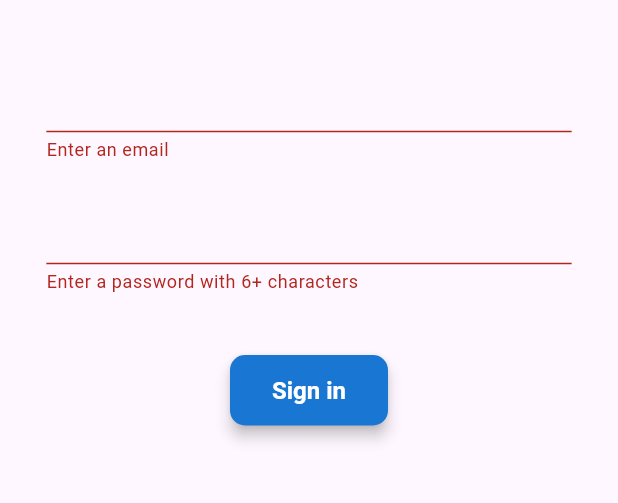
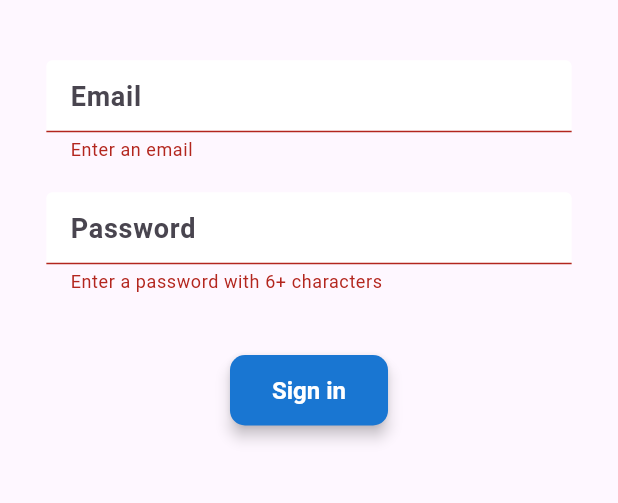
Before and after one commit to JalalA984/active-pals, a Flutter app: the screen it shows after launch, after a tap on "Sign in", on a phone screen of 412 x 824 dp, the part 440-943 px from its top. Run offline on Flutter 3.47's test engine with Material 3 defaults, Android fonts, the light colour scheme and no system bars; our stand-ins replace firebase_auth, firebase_core; accounts and stored records are empty; generated files the repository leaves out were written again.

Commit message:
stylize auth pages

```diff
--- a/lib/screens/auth/register.dart
+++ b/lib/screens/auth/register.dart
@@ -1,6 +1,7 @@
 import 'dart:developer';
 
 import 'package:active_pals/screens/services/auth.dart';
+import 'package:active_pals/widgets/constants.dart';
 
 import 'package:active_pals/widgets/secondary_button.dart';
 import 'package:flutter/material.dart';
@@ -64,6 +65,7 @@ class _RegisterState extends State<Register> {
                         height: 20,
                       ),
                       TextFormField(
+                        decoration: textInputDecoration.copyWith(hintText: "Email"),
                         validator: (val) =>
                             val!.isEmpty ? "Enter an email" : null,
                         onChanged: (val) {
@@ -74,6 +76,7 @@ class _RegisterState extends State<Register> {
                         height: 20,
                       ),
                       TextFormField(
+                        decoration: textInputDecoration.copyWith(hintText: "Password"),
                         obscureText: true,
                         validator: (val) => val!.length < 6
                             ? "Enter a password with 6+ characters"
--- a/lib/screens/auth/sign_in.dart
+++ b/lib/screens/auth/sign_in.dart
@@ -1,6 +1,7 @@
 import 'dart:developer';
 
 import 'package:active_pals/screens/services/auth.dart';
+import 'package:active_pals/widgets/constants.dart';
 import 'package:active_pals/widgets/primary_button.dart';
 import 'package:flutter/material.dart';
 
@@ -62,6 +63,7 @@ class _SignInState extends State<SignIn> {
                         height: 20,
                       ),
                       TextFormField(
+                        decoration: textInputDecoration.copyWith(hintText: "Email"),
                         validator: (val) =>
                             val!.isEmpty ? "Enter an email" : null,
                         onChanged: (val) {
@@ -72,6 +74,7 @@ class _SignInState extends State<SignIn> {
                         height: 20,
                       ),
                       TextFormField(
+                        decoration: textInputDecoration.copyWith(hintText: "Password"),
                         obscureText: true,
                         validator: (val) => val!.length < 6
                             ? "Enter a password with 6+ characters"
--- /dev/null
+++ b/lib/widgets/constants.dart
@@ -0,0 +1,17 @@
+import 'package:flutter/material.dart';
+
+const textInputDecoration = InputDecoration(
+  hintText: "",
+  fillColor: Colors.white,
+  filled: true,
+  enabledBorder: OutlineInputBorder(
+      borderSide: BorderSide(
+    color: Colors.white,
+    width: 2.0,
+  )),
+  focusedBorder: OutlineInputBorder(
+      borderSide: BorderSide(
+    color: Colors.black,
+    width: 2.0,
+  )),
+);
```
